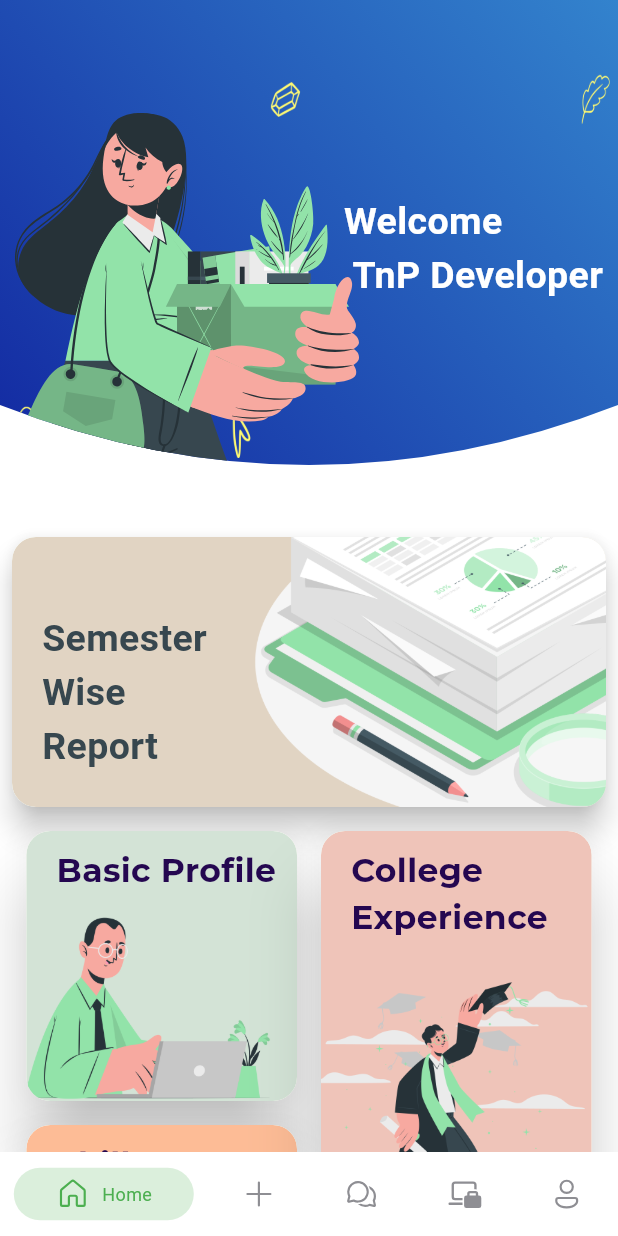
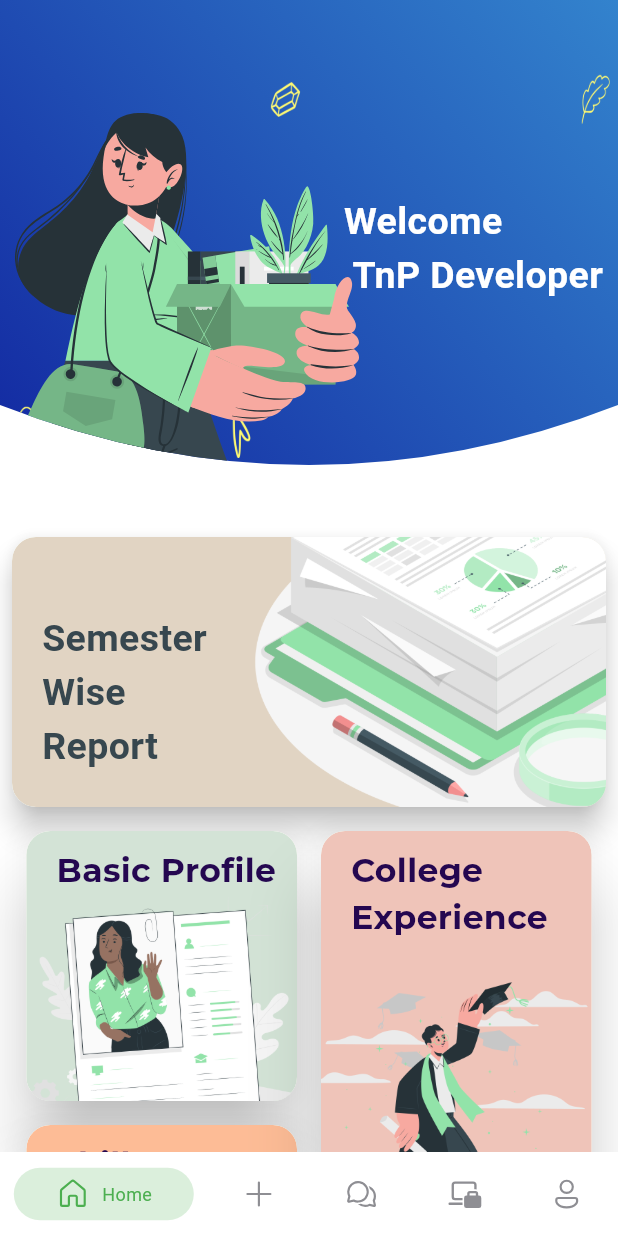
Before and after one commit to Vaibhavyadav350/tnp_kiit, a Flutter app: the screen it shows after launch, on a phone screen of 412 x 824 dp. Run offline on Flutter 3.47's test engine with Material 3 defaults, Android fonts, the light colour scheme and no system bars; drawn by our look-alikes of persistent_bottom_nav_bar_v2; our stand-ins replace awesome_snackbar_content, cloud_firestore, file_picker, firebase_auth, firebase_core, firebase_storage and 10 more; missing offline and left inert: flutter_launcher_icons, flutter_slimy_card, inkblob_navigation_bar; accounts and stored records are empty; project files that could hold a hidden picture were left out.

Commit message:
Toast Added, Colors Adjusted, Images set
- Toast Added onLongPress in MiniCard  for more info

```diff
--- a/lib/theme/utils/builder/ui_builder.dart
+++ b/lib/theme/utils/builder/ui_builder.dart
@@ -277,7 +277,7 @@ class FormBuilder {
                                 .toList(),
                           )
                         else
-                          Text('No contributors found.'),
+                          const Text('No contributors found.'),
                       ],
                     ],
                   ),
@@ -669,14 +669,19 @@ class _TalikaState extends State<Talika> {
                   onPressed: () => Navigator.pop(context),
                 )),
             Text(widget.displayTitle, style: textTitle(context)),
-            if(!showAddIcon)
-              SizedBox(width: 60,),
+            if (!showAddIcon)
+              SizedBox(
+                width: 60,
+              ),
             if (showAddIcon)
               SizedBox(
                 height: 60,
                 width: 60,
                 child: IconButton(
-                  icon: Icon(FluentIcons.add_48_filled,color: Colors.blue,),
+                  icon: Icon(
+                    FluentIcons.add_48_filled,
+                    color: Colors.blue,
+                  ),
                   onPressed: addForm,
                 ),
               )
--- a/lib/user/home/NewHomePage/Components/MiniCard.dart
+++ b/lib/user/home/NewHomePage/Components/MiniCard.dart
@@ -1,28 +1,47 @@
 import 'package:flutter/material.dart';
 import 'package:google_fonts/google_fonts.dart';
 import 'package:kiit_connect/user/home/utils/device_variables.dart';
+import 'package:fluttertoast/fluttertoast.dart';
 
 Widget miniCard(
     {required BuildContext context,
     double bottomPos = -40,
     required String title,
+    double fontSize = 22.0,
     required String imgPath,
     required double height,
     required double width,
     required double rightPos,
     double imgwidth = 180,
     required String hexColorCode,
+    required String toastMessage,
     Widget? nextRoute}) {
+
+
+
+  final deviceVariables = DeviceVariables.fromBuildContext(context);
+  double testW = 411.00;
+  double testInvW = 1 / testW;
+  double devW = deviceVariables.screenWidth;
+  double adjust = testInvW * devW;
+
+  width *= adjust;
+
+  // final List<String> coolors = [
+  //   'DBCFC3',
+  //   'D3E3D6',
+  //   'FDBC96',
+  //   'DAC2CF',
+  //   'E0C9BC',
+  //   'C1D7FF',
+  //   "C4E7FF",
+  //   "CAE7DC",
+  //   "B6E4E9"
+  // ];
+
+  // hexColorCode ??= (coolors..shuffle()).first;
   Color backgroundColor = Color(int.parse('0xFF$hexColorCode'));
   Color textColor = Color(int.parse('0xFF240750'));
-
-    final deviceVariables = DeviceVariables.fromBuildContext(context);
-    double testW = 411.00;
-    double testInvW = 1/testW;
-    double devW = deviceVariables.screenWidth;
-    double adjust = testInvW*devW;
-
-    width*=adjust;
 
   return Padding(
     padding: const EdgeInsets.all(8.0),
@@ -47,7 +66,7 @@ Widget miniCard(
                   title,
                   style: GoogleFonts.montserrat(
                     fontWeight: FontWeight.w700,
-                    fontSize: 22.0,
+                    fontSize: fontSize,
                     color: textColor,
                   ),
                 ),
@@ -59,6 +78,7 @@ Widget miniCard(
                   imgPath,
                   width: imgwidth,
                   fit: BoxFit.cover,
+                  gaplessPlayback: true,
                 ),
               ),
               if (nextRoute != null)
@@ -67,6 +87,17 @@ Widget miniCard(
                   onTap: () {
                     Navigator.push(context,
                         MaterialPageRoute(builder: (context) => nextRoute));
+                  },
+                  onLongPress: () {
+                    Fluttertoast.showToast(
+                      msg: toastMessage,
+                      toastLength: Toast.LENGTH_SHORT,
+                      gravity: ToastGravity.BOTTOM,
+                      timeInSecForIosWeb: 1,
+                      backgroundColor: Colors.white,
+                      textColor: Colors.black,
+                      fontSize: 16.0,
+                    );
                   },
                   behavior: HitTestBehavior.translucent,
                 ))
--- a/lib/user/home/NewHomePage/NewHomePage.dart
+++ b/lib/user/home/NewHomePage/NewHomePage.dart
@@ -15,9 +15,12 @@ import 'package:kiit_connect/user/member/skill/competency.dart';
 import 'package:kiit_connect/user/member/skill/extcourses.dart';
 import 'package:kiit_connect/user/member/skill/publiclinks.dart';
 import 'package:kiit_connect/user/member/work/college_experience.dart';
+import 'package:kiit_connect/user/member/work/language_proficiency.dart';
+import 'package:kiit_connect/user/member/work/open_source_contributions.dart';
 import 'package:kiit_connect/user/member/work/participation_in_researches.dart';
 import 'package:kiit_connect/user/member/work/profesionalexp.dart';
 import 'package:kiit_connect/user/member/work/projects.dart';
+import 'package:kiit_connect/user/member/work/recommendations_and_testimonials.dart';
 import 'package:kiit_connect/user/member/work/startups.dart';
 
 import 'Components/HeroCard.dart';
@@ -60,23 +63,25 @@ class NewHomePage extends StatelessWidget {
                     context: context,
                     title: 'Basic Profile',
                     nextRoute: BasicProfile(),
-                    imgPath: 'assets/vector/basicpro.png',
+                    imgPath: 'assets/vector/Profile data-pana.png',
                     height: 180,
                     width: 180,
-                    rightPos: 0,
-                    bottomPos: -20,
+                    rightPos: -10,
+                    bottomPos: -50,
                     imgwidth: 200,
+                    toastMessage: "View and Edit your profile information",
                     hexColorCode: 'D3E3D6'),
                 miniCard(
                     context: context,
                     title: 'Skills',
                     nextRoute: Competency(),
-                    imgPath: 'assets/vector/Recommendation letter-amico.png',
+                    imgPath: 'assets/vector/Bibliophile-cuate.png',
                     height: 300,
                     width: 180,
                     imgwidth: 230,
-                    rightPos: 0,
+                    rightPos: -20,
                     bottomPos: -20,
+                    toastMessage: "Showcase your skills and competencies",
                     hexColorCode: 'FDBC96'),
               ],
             ),
@@ -92,16 +97,19 @@ class NewHomePage extends StatelessWidget {
                     imgwidth: 230,
                     rightPos: -20,
                     bottomPos: -20,
+                    toastMessage: "Highlight your college experiences",
                     hexColorCode: 'EFC4B9'),
                 miniCard(
                     context: context,
                     nextRoute: PublicProfile(),
                     title: 'Public Links',
-                    imgPath: 'assets/vector/Studying-pana.png',
+                    imgPath: 'assets/vector/Social media-bro.png',
                     height: 180,
                     width: 180,
                     rightPos: 0,
-                    hexColorCode: 'BAC9CE'),
+                    bottomPos: -20,
+                    hexColorCode: 'BAC9CE',
+                    toastMessage: "Add links to your public profiles"),
               ],
             ),
           ],
@@ -126,7 +134,7 @@ class NewHomePage extends StatelessWidget {
               HeroCard(
                   context: context,
                   nextRoute: TenthGradeAchievements(),
-                  title: '10th\nAchievements',
+                  title: '10th\nHighlights',
                   imgPath: 'assets/vector/Research paper-amico.png',
                   height: 180,
                   width: 400,
@@ -150,7 +158,7 @@ class NewHomePage extends StatelessWidget {
               HeroCard(
                   context: context,
                   nextRoute: TwelfthGradeAchievements(),
-                  title: '12th\nAchievements',
+                  title: '12th\nHighlights',
                   imgPath: 'assets/vector/Research paper-amico.png',
                   height: 180,
                   width: 400,
@@ -159,6 +167,9 @@ class NewHomePage extends StatelessWidget {
                   titleSize: 25,
                   textcolor: '37474F',
                   hexColorCode: 'E1D4C3'),
+              SizedBox(
+                height: 220,
+              )
             ],
           ),
         ),
@@ -170,70 +181,132 @@ class NewHomePage extends StatelessWidget {
               children: [
                 miniCard(
                     context: context,
+                    title: 'Research\nWork',
                     nextRoute: AcademicAchievements(),
-                    title: 'Research\nWork',
-                    imgPath: 'assets/vector/Recommendation letter-amico.png',
-                    height: 495,
+                    imgPath: 'assets/vector/Medical research-rafiki.png',
+                    height: 300,
                     width: 180,
                     imgwidth: 230,
+                    rightPos: -20,
+                    bottomPos: -30,
+                    toastMessage: 'Update your research work and papers',
+                    hexColorCode: 'BEC1AC'),
+                miniCard(
+                    context: context,
+                    title: 'Certificates',
+                    nextRoute: ExtraCertifications(),
+                    imgPath: 'assets/vector/Certification-rafiki.png',
+                    height: 180,
+                    width: 180,
                     rightPos: 0,
-                    bottomPos: -20,
-                    hexColorCode: 'FDBC96'),
+                    bottomPos: -25,
+                    toastMessage: 'Show your certificates and courses',
+                    hexColorCode: 'BAC9CE'),
               ],
             ),
             Column(
               children: [
                 miniCard(
                     context: context,
+                    nextRoute: PersonalProject(),
+                    title: 'Projects',
+                    imgPath: 'assets/vector/Researching-bro.png',
+                    height: 180,
+                    width: 180,
+                    rightPos: 0,
+                    bottomPos: -35,
+                    toastMessage: 'Display your personal projects',
+                    hexColorCode: 'FDBC96'),
+                miniCard(
+                    context: context,
                     title: 'Professional\nExperience',
                     nextRoute: ProfessionalExperience(),
-                    imgPath: 'assets/vector/boy on graduation-cuate.png',
+                    imgPath: 'assets/vector/Work time-amico.png',
                     height: 300,
                     width: 180,
                     imgwidth: 230,
                     rightPos: -20,
-                    bottomPos: -20,
-                    hexColorCode: 'EFC4B9'),
-                miniCard(
-                    context: context,
-                    title: 'Projects',
-                    nextRoute: PersonalProject(),
-                    imgPath: 'assets/vector/Studying-pana.png',
-                    height: 180,
-                    width: 180,
-                    rightPos: 0,
-                    hexColorCode: 'BAC9CE'),
+                    bottomPos: -30,
+                    hexColorCode: 'C1D7FF',
+                    toastMessage: 'Detail your professional experience'),
               ],
             ),
           ],
         ),
-        Row(
-          mainAxisAlignment: MainAxisAlignment.center,
-          crossAxisAlignment: CrossAxisAlignment.center,
+        SizedBox(
+          height: 5,
+        ),
+        SingleChildScrollView(
+          scrollDirection: Axis.horizontal,
+          child: Row(
+            mainAxisAlignment: MainAxisAlignment.spaceAround,
+            crossAxisAlignment: CrossAxisAlignment.start,
             children: [
               miniCard(
                   context: context,
                   title: 'Start-Ups',
                   nextRoute: StartupInformation(),
-                imgPath: 'assets/vector/Studying-pana.png',
+                  imgPath: 'assets/vector/Business Plan-amico.png',
                   height: 180,
                   width: 180,
                   rightPos: 0,
+                  toastMessage: 'Showcase your start-up ventures',
+                  hexColorCode: 'F5E8D7'),
+              miniCard(
+                  context: context,
+                  title: 'Referrals',
+                  fontSize: 22.0,
+                  nextRoute: RecommendationsAndTestimonials(),
+                  imgPath: 'assets/vector/Recommendation letter-amico.png',
+                  height: 180,
+                  width: 180,
+                  rightPos: 0,
+                  hexColorCode: 'ECD1BE',
+                  toastMessage: 'Input your referrals and testimonials'),
+              miniCard(
+                  context: context,
+                  title: 'Language\nProficiency',
+                  nextRoute: LanguageProficiency(),
+                  imgPath: 'assets/vector/Studying-pana.png',
+                  toastMessage: "Show your programming language proficiency",
+                  height: 180,
+                  width: 180,
+                  rightPos: 0,
+                  hexColorCode: 'C1D7FF'),
+              miniCard(
+                  context: context,
+                  title: 'Coding\nProfiles',
+                  nextRoute: LanguageProficiency(),
+                  imgPath: 'assets/vector/basicpro.png',
+                  height: 180,
+                  width: 180,
+                  rightPos: 0,
+                  bottomPos: -18,
+                  toastMessage: 'Showcase your coding profiles',
                   hexColorCode: 'BAC9CE'),
               miniCard(
                   context: context,
-                title: 'Certificates',
-                nextRoute: ExtraCertifications(),
-                imgPath: 'assets/vector/Studying-pana.png',
+                  title: 'Open-Source\nContributions',
+                  fontSize: 20,
+                  nextRoute: OpenSourceContributions(),
+                  imgPath: 'assets/vector/Open source-amico.png',
                   height: 180,
                   width: 180,
-                rightPos: 0,
-                hexColorCode: 'BAC9CE'),
+                  bottomPos: -35,
+                  rightPos: 4,
+                  hexColorCode: 'DAC2CF',
+                  toastMessage: 'Show your open-source contributions'),
+              SizedBox(
+                height: 230,
+              )
             ],
+          ),
         ),
         smallSpacing(),
         smallSpacing(),
-        smallSpacing(),
+        SizedBox(
+          height: 10,
+        )
       ],
     );
   }
--- a/pubspec.yaml
+++ b/pubspec.yaml
@@ -47,6 +47,7 @@ dependencies:
   google_fonts: ^6.2.1
   webview_flutter: ^2.0.7
   persistent_bottom_nav_bar_v2: ^5.2.3
+  fluttertoast: ^8.2.6
 
 
 
```
Also changed, not shown: pubspec.lock. Lines whose indentation alone changed are shown as unchanged.
